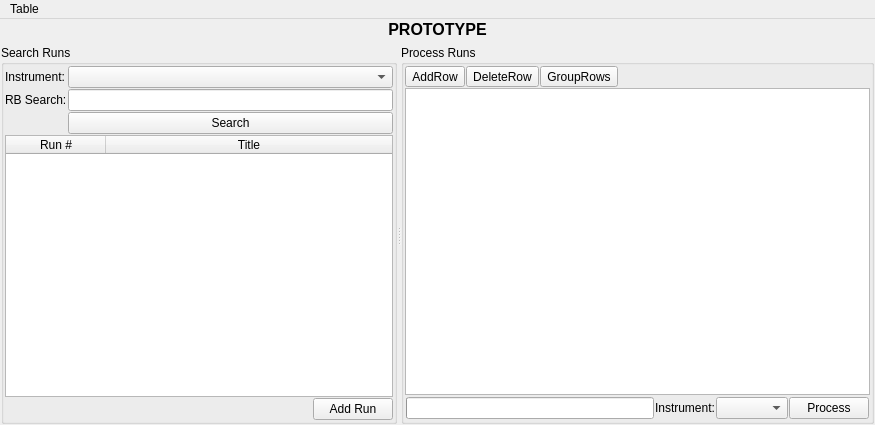
Above: Code/Mantid/MantidQt/CustomInterfaces/inc/MantidQtCustomInterfaces/ReflMainWidget.ui from mantidproject/mantid before the change. Below: the same form after it.
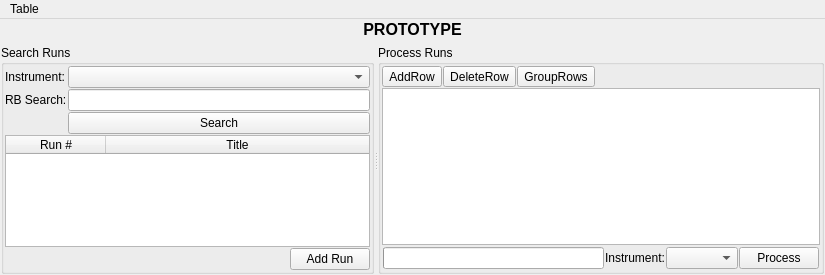
That is the form after the change. Icons and pictures are not drawn.

Commit message: Refs #10376 Reduce initial Refl UI size

Patch:
```diff
--- a/Code/Mantid/MantidQt/CustomInterfaces/inc/MantidQtCustomInterfaces/ReflMainWidget.ui
+++ b/Code/Mantid/MantidQt/CustomInterfaces/inc/MantidQtCustomInterfaces/ReflMainWidget.ui
@@ -6,8 +6,8 @@
    <rect>
     <x>0</x>
     <y>0</y>
-    <width>875</width>
-    <height>425</height>
+    <width>825</width>
+    <height>275</height>
    </rect>
   </property>
   <property name="windowTitle">
@@ -371,7 +371,7 @@
     <rect>
      <x>0</x>
      <y>0</y>
-     <width>875</width>
+     <width>825</width>
      <height>23</height>
     </rect>
    </property>
```
